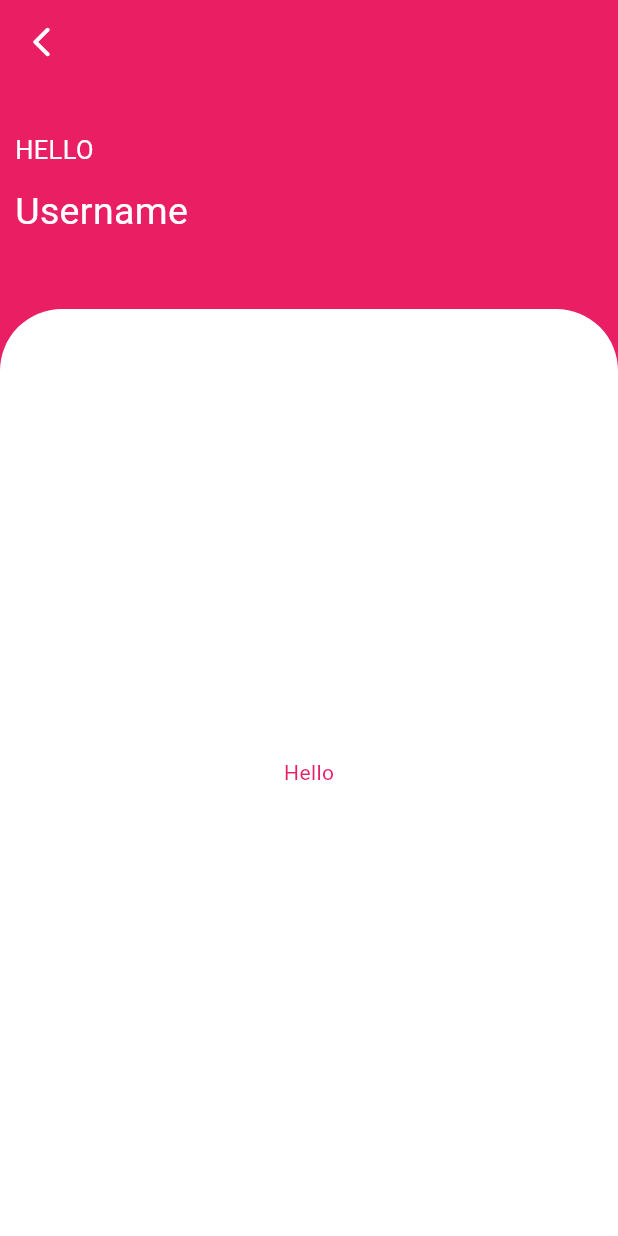
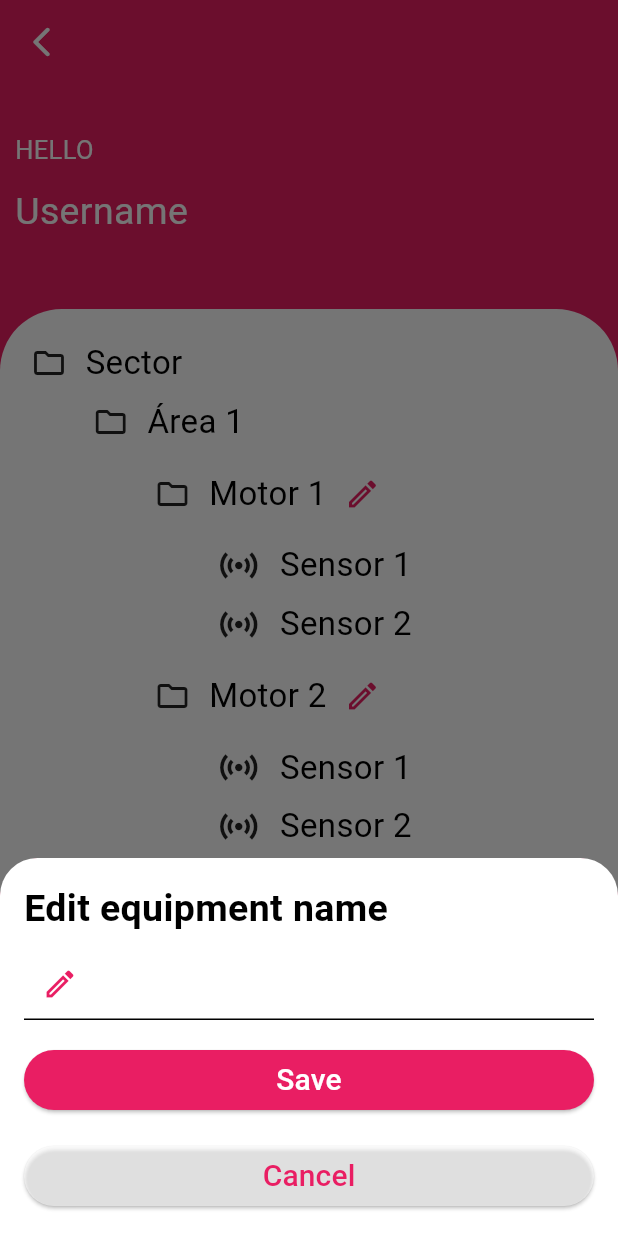
Before and after one commit to JotaDouglas/teste_mobile, a Flutter app: the HomePage screen opened by its route, after a tap on the "arrow back ios" icon, on a phone screen of 412 x 824 dp. Run offline on Flutter 3.47's test engine with Material 3 defaults, Android fonts, the phone set to English and light mode, and no system bars.

Commit message:
feat: base complete

```diff
--- /dev/null
+++ b/lib/controllers/folder.controller.dart
@@ -0,0 +1,20 @@
+import 'package:flutter/material.dart';
+import 'package:teste_mobile/models/folder.model.dart';
+
+class FolderController extends ChangeNotifier {
+  List<archiveModel> pasta = [
+    archiveModel(1, "Sector", []),
+    archiveModel(0, "Área 1", []),
+    archiveModel(2, "Motor 1", []),
+    archiveModel(3, "Sensor 1", []),
+    archiveModel(3, "Sensor 2", []),
+    archiveModel(2, "Motor 2", []),
+    archiveModel(3, "Sensor 1", []),
+    archiveModel(3, "Sensor 2", []),
+    archiveModel(0, "Área 2", []),
+    archiveModel(2, "Motor 1", []),
+    archiveModel(3, "Sensor 1", []),
+    archiveModel(3, "Sensor 2", [])
+  ];
+
+}
--- a/lib/main.dart
+++ b/lib/main.dart
@@ -1,10 +1,17 @@
 import 'package:flutter/material.dart';
+import 'package:provider/provider.dart';
+import 'package:teste_mobile/controllers/folder.controller.dart';
 import 'package:teste_mobile/routes/routes.dart';
 import 'package:teste_mobile/views/auth.view.dart';
 import 'package:teste_mobile/views/home.view.dart';
 
 void main() {
-  runApp(const MyApp());
+  runApp(
+    MultiProvider(providers: [
+      ChangeNotifierProvider(create: (context) => FolderController()),
+    ], child: const MyApp(),)
+
+  );
 }
 
 class MyApp extends StatelessWidget {
@@ -17,7 +24,7 @@ class MyApp extends StatelessWidget {
       debugShowCheckedModeBanner: false,
       title: 'Flutter Demo',
       theme: ThemeData(
-        colorScheme: ColorScheme.light(
+        colorScheme: const ColorScheme.light(
           primary: Colors.white,
           secondary: Colors.pink,
           background: Colors.pink,
@@ -25,7 +32,8 @@ class MyApp extends StatelessWidget {
           error: Colors.yellow,
         ),
         textTheme: const TextTheme(
-          bodyMedium: TextStyle(color: Colors.pink), // cor da fonte do widget text
+          bodyMedium:
+              TextStyle(color: Colors.pink), // cor da fonte do widget text
         ),
         useMaterial3: true,
       ),
--- /dev/null
+++ b/lib/models/folder.model.dart
@@ -0,0 +1,11 @@
+class archiveModel{
+  int nivel;
+  String title;
+  List<archiveModel> subArchive = [];
+
+  archiveModel(
+    this.nivel,
+    this.title,
+    this.subArchive
+  );
+}
--- a/lib/views/auth.view.dart
+++ b/lib/views/auth.view.dart
@@ -1,5 +1,5 @@
 import 'package:flutter/material.dart';
-import 'package:teste_mobile/components/textDecoratio.dart';
+import 'package:teste_mobile/components/textDecoration.dart';
 import 'package:teste_mobile/routes/routes.dart';
 
 class AuthPage extends StatefulWidget {
@@ -15,7 +15,9 @@ class _AuthPageState extends State<AuthPage> {
     final _screen = MediaQuery.of(context).size;
     final _radio = _screen.width * 0.3;
     return Scaffold(
-      body: Container(
+      body: SingleChildScrollView(
+        reverse: true,
+        child: Container(
           height: _screen.height,
           child: Column(
             mainAxisAlignment: MainAxisAlignment.end,
@@ -110,6 +112,7 @@ class _AuthPageState extends State<AuthPage> {
             ],
           ),
         ),
+      ),
     );
   }
 }
--- a/lib/views/home.view.dart
+++ b/lib/views/home.view.dart
@@ -1,4 +1,7 @@
 import 'package:flutter/material.dart';
+import 'package:provider/provider.dart';
+import 'package:teste_mobile/controllers/folder.controller.dart';
+import 'package:teste_mobile/widgets/folders.widgets.dart';
 
 class HomePage extends StatefulWidget {
   const HomePage({super.key});
@@ -12,14 +15,70 @@ class _HomePageState extends State<HomePage> {
     Navigator.of(context).pop();
   }
 
+  void dialogs(Size screen) {
+    showModalBottomSheet(
+        context: context,
+        builder: (context) {
+          return Container(
+            decoration: BoxDecoration(
+              borderRadius: BorderRadius.only(
+                  topLeft: Radius.circular(25), topRight: Radius.circular(25)),
+              color: Colors.white,
+            ),
+            padding: EdgeInsets.all(16.0),
+            child: Column(
+              mainAxisSize: MainAxisSize.min,
+              crossAxisAlignment: CrossAxisAlignment.stretch,
+              children: <Widget>[
+                const Text(
+                  'Edit equipment name',
+                  style: TextStyle(
+                      fontSize: 25,
+                      fontWeight: FontWeight.bold,
+                      color: Colors.black),
+                ),
+                const SizedBox(height: 8),
+                const TextField(
+                  decoration: InputDecoration(
+                    prefixIcon: Icon(
+                      Icons.edit_outlined,
+                      color: Colors.pink,
+                    ),
+                    border: null,
+                  ),
+                ),
+                const SizedBox(height: 16),
+                ElevatedButton(
+                  onPressed: () {
+                    Navigator.of(context).pop();
+                  },
+                  child: const Text('Save', style: TextStyle(fontSize: 20),),
+                ),
+                 SizedBox(height: 16),
+                ElevatedButton(
+                  style: ButtonStyle(backgroundColor: MaterialStatePropertyAll(Colors.white54)),
+                  onPressed: () {
+                    Navigator.of(context).pop();
+                  },
+                  child: const Text('Cancel', style: TextStyle(fontSize: 20, color: Colors.pink),),
+                ),
+              ],
+            ),
+          );
+        });
+  }
+
   @override
   Widget build(BuildContext context) {
+    var folder = Provider.of<FolderController>(context, listen: false);
     final screen = MediaQuery.of(context).size;
     final radio = screen.width * 0.1;
     return Scaffold(
       appBar: AppBar(
         leading: IconButton(
-          onPressed: () {},
+          onPressed: () {
+            dialogs(screen);
+          },
           icon: const Icon(Icons.arrow_back_ios_rounded),
           color: Colors.white,
         ),
@@ -54,13 +113,27 @@ class _HomePageState extends State<HomePage> {
           Container(
             height: screen.height * 0.75,
             width: screen.width,
-            child: Center(child: Text("Hello")),
             decoration: BoxDecoration(
               borderRadius: BorderRadius.only(
                   topLeft: Radius.circular(radio),
                   topRight: Radius.circular(radio)),
               color: Colors.white,
             ),
+            child: Padding(
+                padding: EdgeInsets.only(top: screen.width * 0.05),
+                child: Column(
+                  children: [
+                    Expanded(
+                      child: ListView.builder(
+                        itemCount: folder.pasta.length,
+                        itemBuilder: (context, index) {
+                          return FolderWidgets.acesso(
+                              screen, folder.pasta[index], context);
+                        },
+                      ),
+                    )
+                  ],
+                )),
           )
         ],
       ),
--- /dev/null
+++ b/lib/widgets/folders.widgets.dart
@@ -0,0 +1,122 @@
+import 'package:flutter/material.dart';
+import 'package:teste_mobile/models/folder.model.dart';
+
+class FolderWidgets {
+  static acesso(Size screen, archiveModel archive, BuildContext context) {
+    if (archive.nivel == 1) {
+      return _setor(screen: screen, titleSetor: archive.title);
+    }
+    if (archive.nivel == 0) {
+      return _area(screen: screen, titleArea: archive.title);
+    }
+    if (archive.nivel == 2) {
+      return _conjunto(
+          screen: screen, titleConjunto: archive.title);
+    }
+    if (archive.nivel == 3) {
+      return _equipamneto(screen: screen, titleEquipamento: archive.title);
+    }
+  }
+
+  static _area({required Size screen, required String titleArea}) {
+    return Padding(
+      padding: EdgeInsets.only(
+          left: screen.width * 0.15, bottom: screen.height * 0.01),
+      child: Column(
+        children: [
+          Row(children: [
+            const Icon(Icons.folder_outlined),
+            SizedBox(
+              width: screen.width * 0.03,
+            ),
+            Text(
+              titleArea,
+              style: const TextStyle(color: Colors.black, fontSize: 22),
+            ),
+          ])
+        ],
+      ),
+    );
+  }
+
+  static _setor({
+    required Size screen,
+    required String titleSetor,
+  }) {
+    return Padding(
+      padding: EdgeInsets.only(
+          left: screen.width * 0.05, bottom: screen.height * 0.01),
+      child: Column(
+        children: [
+          Row(children: [
+            const Icon(Icons.folder_outlined),
+            SizedBox(
+              width: screen.width * 0.03,
+            ),
+            Text(
+              titleSetor,
+              style: const TextStyle(color: Colors.black, fontSize: 22),
+            ),
+          ]),
+        ],
+      ),
+    );
+  }
+
+  static _conjunto({
+    required Size screen,
+    required String titleConjunto,
+  }) {
+    return Padding(
+      padding: EdgeInsets.only(
+          left: screen.width * 0.25, bottom: screen.height * 0.01),
+      child: Column(
+        children: [
+          Row(children: [
+            const Icon(Icons.folder_outlined),
+            SizedBox(
+              width: screen.width * 0.03,
+            ),
+            Text(
+              titleConjunto,
+              style: const TextStyle(color: Colors.black, fontSize: 22),
+            ),
+            IconButton(
+                onPressed: () {},
+                icon: Icon(
+                  Icons.edit_outlined,
+                  color: Colors.pink,
+                ))
+          ]),
+        ],
+      ),
+    );
+  }
+
+  static _equipamneto({
+    required Size screen,
+    required String titleEquipamento,
+  }) {
+    return Padding(
+      padding: EdgeInsets.only(
+          left: screen.width * 0.35, bottom: screen.height * 0.01),
+      child: Column(
+        children: [
+          Row(children: [
+            const Icon(
+              Icons.sensors_sharp,
+              size: 30,
+            ),
+            SizedBox(
+              width: screen.width * 0.03,
+            ),
+            Text(
+              titleEquipamento,
+              style: const TextStyle(color: Colors.black, fontSize: 22),
+            ),
+          ]),
+        ],
+      ),
+    );
+  }
+}
--- a/pubspec.yaml
+++ b/pubspec.yaml
@@ -35,6 +35,7 @@ dependencies:
   # The following adds the Cupertino Icons font to your application.
   # Use with the CupertinoIcons class for iOS style icons.
   cupertino_icons: ^1.0.2
+  provider: ^6.1.2
 
 dev_dependencies:
   flutter_test:
```
Also changed, not shown: lib/components/textDecoration.dart (renamed from lib/components/textDecoratio.dart), pubspec.lock. Lines whose indentation alone changed are shown as unchanged.
